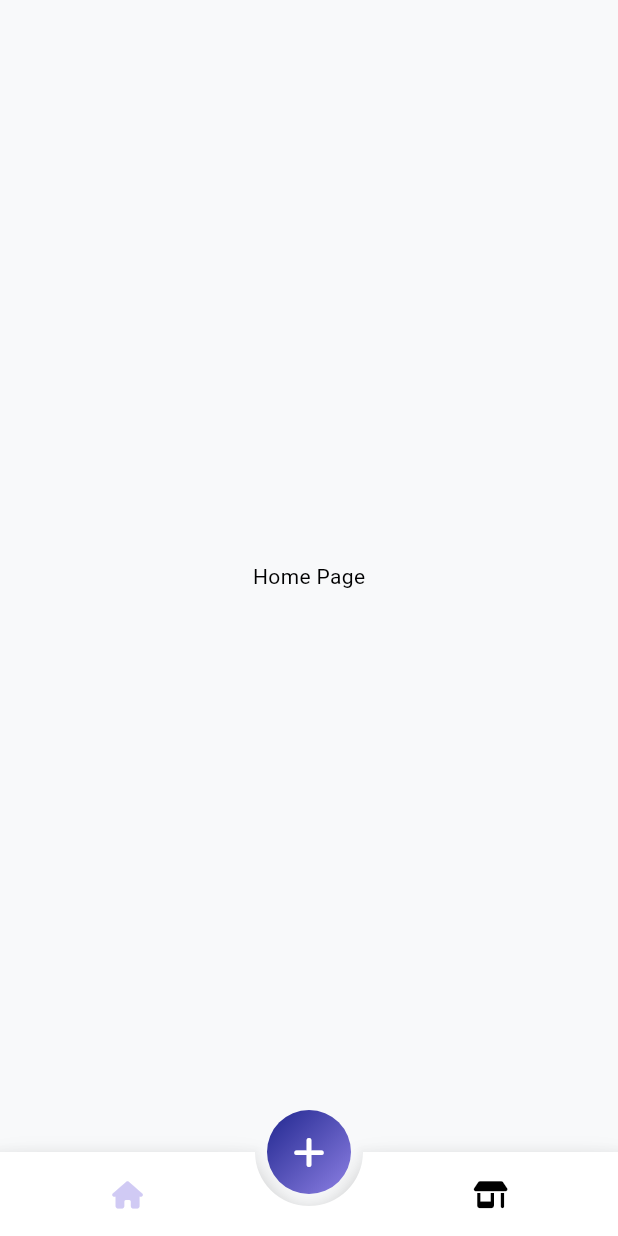
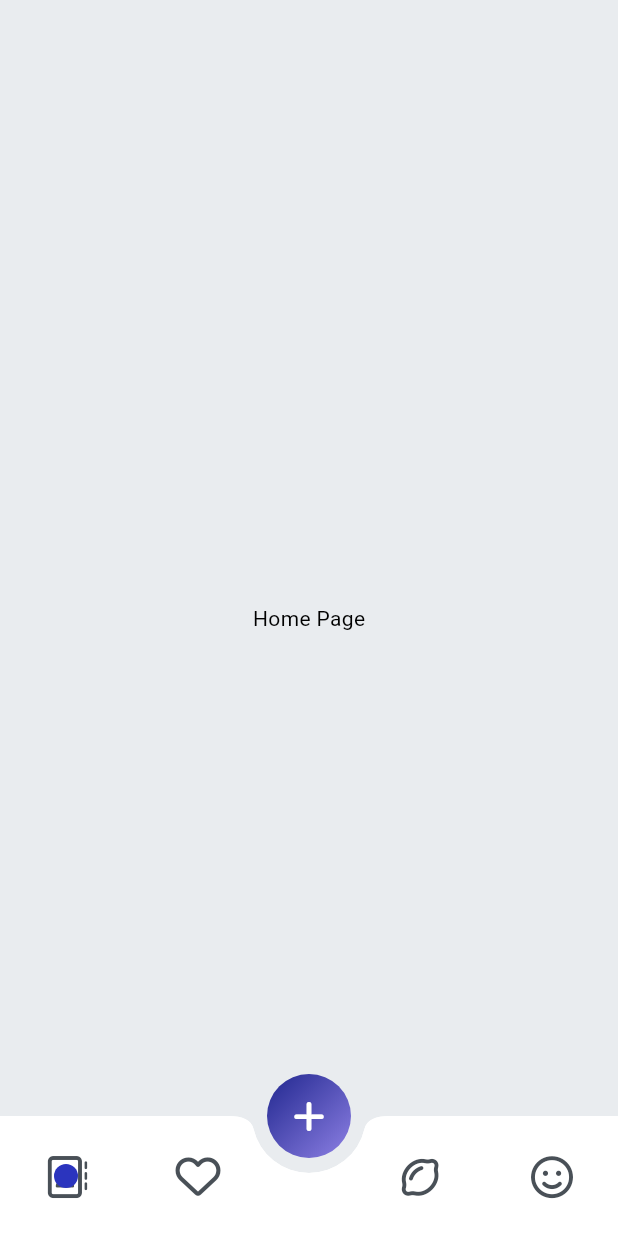
Before and after one commit to ezizull/tennet-gethired-app, a Flutter app: the screen it shows after launch, on a phone screen of 412 x 824 dp. Run offline on Flutter 3.47's test engine with Material 2 defaults, Android fonts, the light colour scheme and no system bars; drawn by our look-alikes of animated_bottom_navigation_bar; our stand-ins replace font_awesome_flutter, get, responsive_framework.

Commit message:
add: bottom-bar v1

```diff
--- a/lib/presentation/controllers/bottom_bar.controller.dart
+++ b/lib/presentation/controllers/bottom_bar.controller.dart
@@ -6,5 +6,7 @@ class BottomBarController extends GetxController {
   int tabIndex = 0;
   dynamic changeActiveTab(int index) {
     tabIndex = index;
+    update();
+    // debugPrint("check $index");
   }
 }
--- a/lib/presentation/pages/home/home.dart
+++ b/lib/presentation/pages/home/home.dart
@@ -1,14 +1,16 @@
 import 'package:flutter/material.dart';
 import 'package:get/get.dart';
 import 'package:gethired/presentation/controllers/controllers.dart';
+import 'package:gethired/utils/themes/themes.dart';
 
 class HomePage extends GetView<HomeController> {
   const HomePage({super.key});
 
   @override
   Widget build(BuildContext context) {
-    return const Scaffold(
-      body: Center(
+    return Scaffold(
+      backgroundColor: AppColors.white.shade100,
+      body: const Center(
         child: Text("Home Page"),
       ),
     );
--- a/lib/presentation/pages/root/root.dart
+++ b/lib/presentation/pages/root/root.dart
@@ -1,56 +1,34 @@
 import 'package:flutter/material.dart';
-import 'package:font_awesome_flutter/font_awesome_flutter.dart';
 import 'package:get/get.dart';
-import 'package:animated_bottom_navigation_bar/animated_bottom_navigation_bar.dart';
 
 import 'package:gethired/presentation/controllers/controllers.dart';
 import 'package:gethired/presentation/pages/home/home.dart';
-import 'package:gethired/utils/themes/colors.dart';
 
-import 'widgets/icon_list.dart';
+import 'widgets/bottom_bar_items.dart';
+import 'widgets/center_button.dart';
 
 class RootPage extends StatelessWidget {
   const RootPage({super.key});
 
   @override
   Widget build(BuildContext context) {
-    return GetBuilder<BottomBarController>(builder: (controller) {
+    final controller = Get.put(BottomBarController());
+
+    return GetBuilder<BottomBarController>(builder: (context) {
       return Scaffold(
-        body: SafeArea(
-            child: IndexedStack(
+        extendBody: true,
+        body: IndexedStack(
           index: controller.tabIndex,
           children: const [
             HomePage(),
             HomePage(),
+            HomePage(),
+            HomePage(),
           ],
-        )),
-        floatingActionButton: Container(
-            decoration: BoxDecoration(
-              gradient: LinearGradient(
-                colors: [AppColors.blue.shade100, AppColors.blue.shade800],
-                begin: Alignment.bottomRight,
-                end: Alignment.topLeft,
-              ),
-              shape: BoxShape.circle,
-            ),
-            child: FloatingActionButton(
-              onPressed: () {},
-              backgroundColor: AppColors.transparent,
-              shape: const StadiumBorder(),
-              elevation: 0,
-              child: const Icon(FontAwesomeIcons.plus, color: AppColors.white),
-            )),
+        ),
         floatingActionButtonLocation: FloatingActionButtonLocation.centerDocked,
-        bottomNavigationBar: AnimatedBottomNavigationBar(
-          icons: bottomBarListIcon,
-          activeIndex: controller.tabIndex,
-          activeColor: AppColors.blue,
-          gapLocation: GapLocation.center,
-          splashColor: AppColors.blue.shade100,
-          iconSize: 18,
-          notchSmoothness: NotchSmoothness.defaultEdge,
-          onTap: controller.changeActiveTab,
-        ),
+        floatingActionButton: const CenterPlusButton(),
+        bottomNavigationBar: BottomBarItems(controller: controller),
       );
     });
   }
--- /dev/null
+++ b/lib/presentation/pages/root/widgets/bottom_bar_item.dart
@@ -0,0 +1,47 @@
+import 'package:flutter/material.dart';
+import 'package:font_awesome_flutter/font_awesome_flutter.dart';
+import 'package:gethired/presentation/controllers/bottom_bar.controller.dart';
+import 'package:gethired/utils/themes/colors.dart';
+
+class BottomAppBarItem extends StatelessWidget {
+  const BottomAppBarItem({
+    super.key,
+    required this.controller,
+    required this.index,
+    required this.icon,
+    this.IconSize,
+    this.margin,
+  });
+
+  final BottomBarController controller;
+  final int index;
+  final double? IconSize;
+  final IconData icon;
+  final EdgeInsets? margin;
+
+  @override
+  Widget build(BuildContext context) {
+    return Container(
+      margin: margin,
+      child: IconButton(
+        onPressed: () => controller.changeActiveTab(index),
+        icon: Stack(
+          alignment: Alignment.center,
+          children: [
+            Icon(
+              icon,
+              size: IconSize ?? 28,
+              color: AppColors.white.shade600,
+            ),
+            CircleAvatar(
+              radius: 8, // size of the circle
+              backgroundColor: controller.tabIndex == index
+                  ? AppColors.blue.shade600
+                  : AppColors.transparent,
+            )
+          ],
+        ),
+      ),
+    );
+  }
+}
--- /dev/null
+++ b/lib/presentation/pages/root/widgets/bottom_bar_items.dart
@@ -0,0 +1,57 @@
+import 'package:flutter/material.dart';
+import 'package:font_awesome_flutter/font_awesome_flutter.dart';
+import 'package:gethired/presentation/controllers/bottom_bar.controller.dart';
+import 'package:gethired/utils/themes/colors.dart';
+
+import 'bottom_bar_item.dart';
+
+class BottomBarItems extends StatelessWidget {
+  const BottomBarItems({
+    super.key,
+    required this.controller,
+  });
+
+  final BottomBarController controller;
+
+  @override
+  Widget build(BuildContext context) {
+    return BottomAppBar(
+      shape: const CircularNotchedRectangle(),
+      notchMargin: 10,
+      padding: EdgeInsets.zero,
+      clipBehavior: Clip.antiAlias,
+      child: Container(
+        color: AppColors.white,
+        child: Row(
+          mainAxisAlignment: MainAxisAlignment.spaceAround,
+          crossAxisAlignment: CrossAxisAlignment.center,
+          children: [
+            BottomAppBarItem(
+              controller: controller,
+              icon: FontAwesomeIcons.addressBook,
+              index: 0,
+            ),
+            BottomAppBarItem(
+              controller: controller,
+              margin: const EdgeInsets.only(right: 30),
+              icon: FontAwesomeIcons.heart,
+              IconSize: 30,
+              index: 1,
+            ),
+            BottomAppBarItem(
+              controller: controller,
+              margin: const EdgeInsets.only(left: 30),
+              icon: FontAwesomeIcons.lemon,
+              index: 2,
+            ),
+            BottomAppBarItem(
+              controller: controller,
+              icon: FontAwesomeIcons.faceSmile,
+              index: 3,
+            ),
+          ],
+        ),
+      ),
+    );
+  }
+}
--- /dev/null
+++ b/lib/presentation/pages/root/widgets/center_button.dart
@@ -0,0 +1,29 @@
+import 'package:flutter/material.dart';
+import 'package:font_awesome_flutter/font_awesome_flutter.dart';
+import 'package:gethired/utils/themes/colors.dart';
+
+class CenterPlusButton extends StatelessWidget {
+  const CenterPlusButton({
+    super.key,
+  });
+
+  @override
+  Widget build(BuildContext context) {
+    return Container(
+        decoration: BoxDecoration(
+          gradient: LinearGradient(
+            colors: [AppColors.blue.shade100, AppColors.blue.shade800],
+            begin: Alignment.bottomRight,
+            end: Alignment.topLeft,
+          ),
+          shape: BoxShape.circle,
+        ),
+        child: FloatingActionButton(
+          onPressed: () {},
+          backgroundColor: AppColors.transparent,
+          shape: const StadiumBorder(),
+          elevation: 0,
+          child: const Icon(FontAwesomeIcons.plus, color: AppColors.white),
+        ));
+  }
+}
--- a/lib/presentation/pages/root/widgets/icon_list.dart
+++ /dev/null
@@ -1,10 +0,0 @@
-import 'package:flutter/material.dart';
-import 'package:font_awesome_flutter/font_awesome_flutter.dart';
-
-List<IconData> bottomBarListIcon = [
-  // home
-  FontAwesomeIcons.house,
-
-  // shope
-  FontAwesomeIcons.shop,
-];
--- a/lib/presentation/routes/get_pages.dart
+++ b/lib/presentation/routes/get_pages.dart
@@ -11,13 +11,6 @@ class GetPages {
       page: () => const RootPage(),
       binding: RootBinding(),
     ),
-
-    // home
-    GetPage(
-      name: Routes.HOME,
-      page: () => const HomePage(),
-      binding: HomeBinding(),
-    ),
   ];
 
   static GetPage notFound = GetPage(
--- a/pubspec.yaml
+++ b/pubspec.yaml
@@ -34,7 +34,7 @@ dependencies:
   google_fonts: ^4.0.3
   responsive_framework: ^0.2.0
   font_awesome_flutter: ^10.4.0
-  animated_bottom_navigation_bar: ^1.2.0
+  percent_indicator: ^4.2.3
 
   # The following adds the Cupertino Icons font to your application.
   # Use with the CupertinoIcons class for iOS style icons.
```
Also changed, not shown: pubspec.lock.
